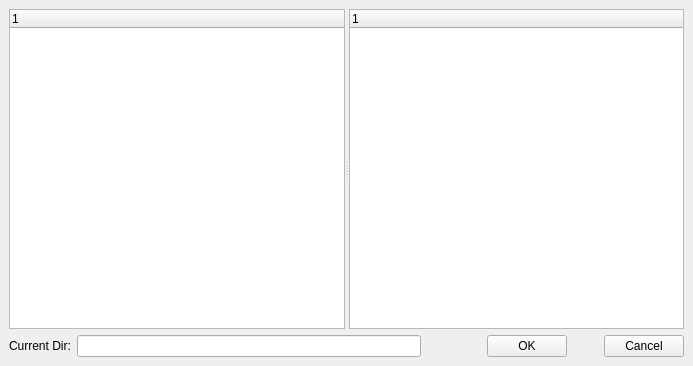
The window that bacula/src/qt-console/restore/restore.ui (rkorzeniewski/bacula) describes before a commit, drawn with Qt 5.
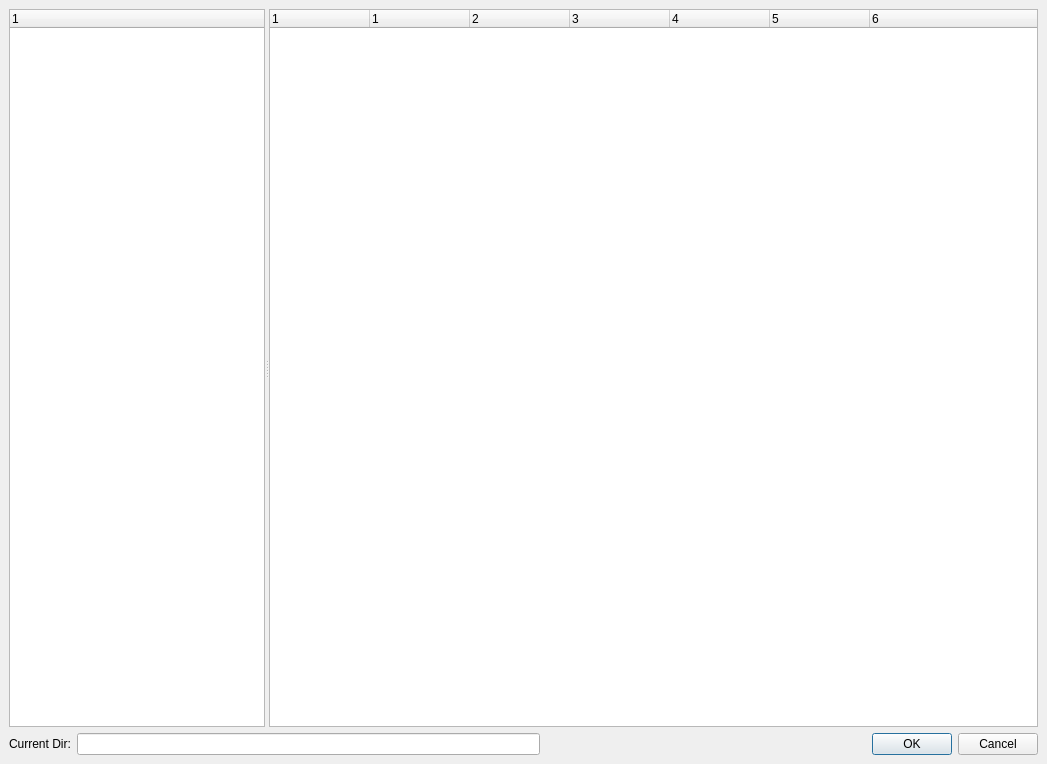
The same window after the commit.

Commit message: Create first cut prerestore and restore dialogs

What changed in the file:
```diff
--- a/bacula/src/qt-console/restore/restore.ui
+++ b/bacula/src/qt-console/restore/restore.ui
@@ -1,12 +1,12 @@
 <ui version="4.0" >
  <class>restoreForm</class>
- <widget class="QWidget" name="restoreForm" >
+ <widget class="QDialog" name="restoreForm" >
   <property name="geometry" >
    <rect>
     <x>0</x>
     <y>0</y>
-    <width>693</width>
-    <height>366</height>
+    <width>1047</width>
+    <height>764</height>
    </rect>
   </property>
   <property name="windowTitle" >
@@ -24,8 +24,108 @@
      <property name="orientation" >
       <enum>Qt::Horizontal</enum>
      </property>
-     <widget class="QTreeWidget" name="treeWidget" />
-     <widget class="QTreeWidget" name="fileWidget" />
+     <widget class="QTreeWidget" name="treeWidget" >
+      <property name="sizePolicy" >
+       <sizepolicy>
+        <hsizetype>5</hsizetype>
+        <vsizetype>7</vsizetype>
+        <horstretch>0</horstretch>
+        <verstretch>0</verstretch>
+       </sizepolicy>
+      </property>
+      <property name="minimumSize" >
+       <size>
+        <width>0</width>
+        <height>0</height>
+       </size>
+      </property>
+      <property name="maximumSize" >
+       <size>
+        <width>16777215</width>
+        <height>16777215</height>
+       </size>
+      </property>
+      <property name="sizeIncrement" >
+       <size>
+        <width>0</width>
+        <height>0</height>
+       </size>
+      </property>
+      <property name="alternatingRowColors" >
+       <bool>true</bool>
+      </property>
+      <property name="columnCount" >
+       <number>1</number>
+      </property>
+      <column>
+       <property name="text" >
+        <string>1</string>
+       </property>
+      </column>
+     </widget>
+     <widget class="QTreeWidget" name="fileWidget" >
+      <property name="sizePolicy" >
+       <sizepolicy>
+        <hsizetype>7</hsizetype>
+        <vsizetype>5</vsizetype>
+        <horstretch>188</horstretch>
+        <verstretch>1</verstretch>
+       </sizepolicy>
+      </property>
+      <property name="minimumSize" >
+       <size>
+        <width>400</width>
+        <height>0</height>
+       </size>
+      </property>
+      <property name="sizeIncrement" >
+       <size>
+        <width>0</width>
+        <height>0</height>
+       </size>
+      </property>
+      <property name="alternatingRowColors" >
+       <bool>true</bool>
+      </property>
+      <property name="columnCount" >
+       <number>7</number>
+      </property>
+      <column>
+       <property name="text" >
+        <string>1</string>
+       </property>
+      </column>
+      <column>
+       <property name="text" >
+        <string>1</string>
+       </property>
+      </column>
+      <column>
+       <property name="text" >
+        <string>2</string>
+       </property>
+      </column>
+      <column>
+       <property name="text" >
+        <string>3</string>
+       </property>
+      </column>
+      <column>
+       <property name="text" >
+        <string>4</string>
+       </property>
+      </column>
+      <column>
+       <property name="text" >
+        <string>5</string>
+       </property>
+      </column>
+      <column>
+       <property name="text" >
+        <string>6</string>
+       </property>
+      </column>
+     </widget>
     </widget>
    </item>
    <item>
@@ -71,39 +171,19 @@
        </property>
        <property name="sizeHint" >
         <size>
-         <width>60</width>
+         <width>30</width>
          <height>20</height>
         </size>
        </property>
       </spacer>
      </item>
      <item>
-      <widget class="QPushButton" name="okButton" >
-       <property name="text" >
-        <string>OK</string>
-       </property>
-      </widget>
-     </item>
-     <item>
-      <spacer>
+      <widget class="QDialogButtonBox" name="buttonBox" >
        <property name="orientation" >
         <enum>Qt::Horizontal</enum>
        </property>
-       <property name="sizeType" >
-        <enum>QSizePolicy::Fixed</enum>
-       </property>
-       <property name="sizeHint" >
-        <size>
-         <width>31</width>
-         <height>20</height>
-        </size>
-       </property>
-      </spacer>
-     </item>
-     <item>
-      <widget class="QPushButton" name="cancelButton" >
-       <property name="text" >
-        <string>Cancel</string>
+       <property name="standardButtons" >
+        <set>QDialogButtonBox::Cancel|QDialogButtonBox::NoButton|QDialogButtonBox::Ok</set>
        </property>
       </widget>
      </item>
```
Left out of the diff: 35 changed lines with no effect on the pictures. The commit also changes 14 other files.
